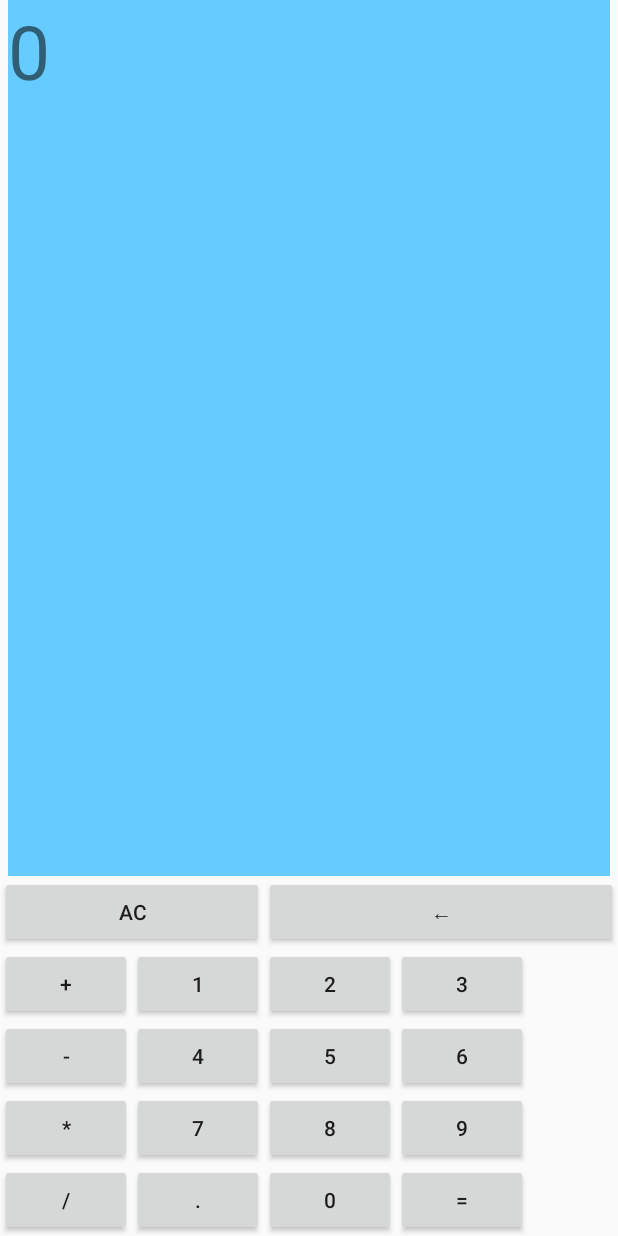
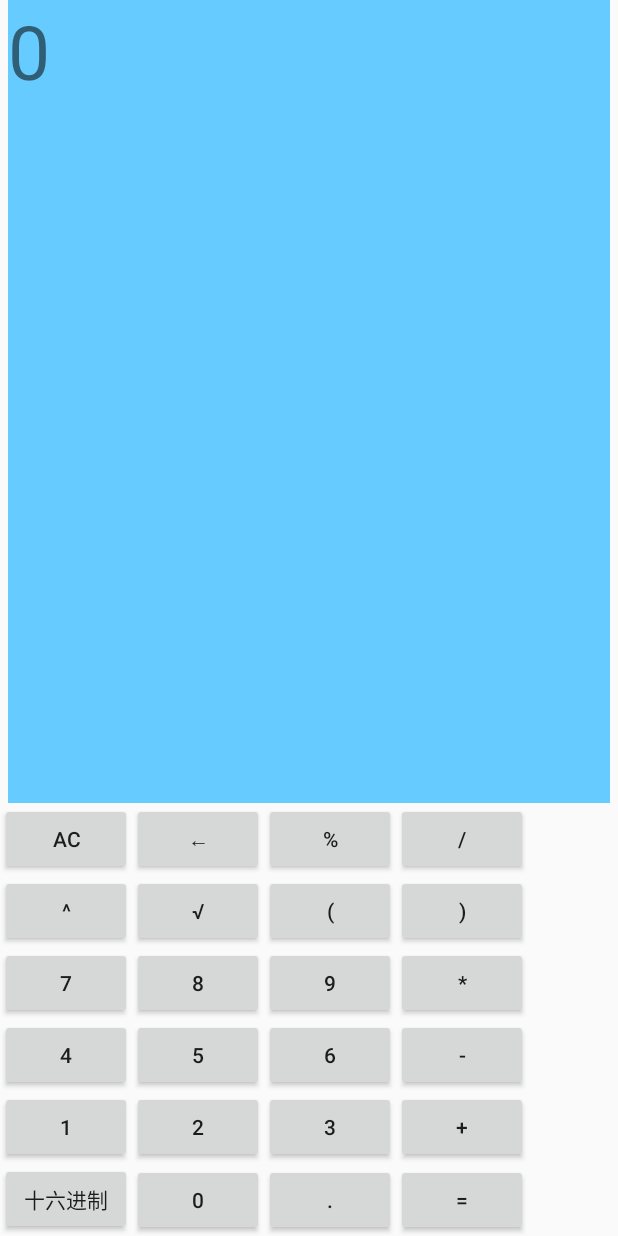
Before and after one commit to HuangYL0009/Calculator0327, an Android app: the screen it shows after launch (MainActivity), on a phone screen of 412 x 824 dp. Run offline under Robolectric (Android 15) with nearby library versions, the phone set to English and light mode, and no system bars; our stand-ins replace navigation-ui.

Commit message:
added some buttons

```diff
--- a/app/src/main/java/com/example/calculator0327/MainActivity.java
+++ b/app/src/main/java/com/example/calculator0327/MainActivity.java
@@ -175,6 +175,7 @@ public class MainActivity extends AppCompatActivity {
                 break;
             default:
                 Log.e("MainActivity","ERROR");
+                break;
         }
     }
     @Override
--- a/app/src/main/res/layout/activity_main.xml
+++ b/app/src/main/res/layout/activity_main.xml
@@ -15,7 +15,7 @@
             android:layout_centerHorizontal="true"
             android:columnCount="4"
             android:orientation="horizontal"
-            android:rowCount="6" >
+            android:rowCount="7" >
 
         <TextView
                 android:id="@+id/inputText"
@@ -30,21 +30,81 @@
         <Button
                 android:id="@+id/btn_ac"
                 android:onClick="onClick"
-                android:layout_columnSpan="2"
+
                 android:layout_gravity="fill_horizontal"
                 android:text="AC" />
 
         <Button
                 android:id="@+id/btn_back"
                 android:onClick="onClick"
-                android:layout_columnSpan="2"
+
                 android:layout_gravity="fill_horizontal"
                 android:text="←" />
+        <Button
+                android:id="@+id/btn_mod"
+                android:onClick="onClick"
+                android:text="%" />
 
         <Button
-                android:id="@+id/btn_add"
+                android:id="@+id/btn_divide"
                 android:onClick="onClick"
-                android:text="+"/>
+                android:text="/" />
+
+        <Button
+                android:id="@+id/btn_power"
+                android:onClick="onClick"
+                android:text="^" />
+        <Button
+                android:id="@+id/btn_evo"
+                android:onClick="onClick"
+                android:text="√" />
+        <Button
+                android:id="@+id/btn_lbr"
+                android:onClick="onClick"
+                android:text="(" />
+        <Button
+                android:id="@+id/btn_rbr"
+                android:onClick="onClick"
+                android:text=")" />
+
+        <Button
+                android:id="@+id/btn_7"
+                android:onClick="onClick"
+                android:text="7" />
+
+        <Button
+                android:id="@+id/btn_8"
+                android:onClick="onClick"
+                android:text="8" />
+        <Button
+                android:id="@+id/btn_9"
+                android:onClick="onClick"
+                android:text="9" />
+
+        <Button
+                android:id="@+id/btn_multi"
+                android:onClick="onClick"
+                android:text="*" />
+        <Button
+                android:id="@+id/btn_4"
+                android:onClick="onClick"
+                android:text="4" />
+
+        <Button
+                android:id="@+id/btn_5"
+                android:onClick="onClick"
+                android:text="5" />
+
+        <Button
+                android:id="@+id/btn_6"
+                android:onClick="onClick"
+                android:text="6" />
+
+
+        <Button
+                android:id="@+id/btn_subtract"
+                android:onClick="onClick"
+                android:text="-" />
 
         <Button
                 android:id="@+id/btn_1"
@@ -62,64 +122,29 @@
                 android:text="3"/>
 
         <Button
-                android:id="@+id/btn_subtract"
+                android:id="@+id/btn_add"
                 android:onClick="onClick"
-                android:text="-" />
-
+                android:text="+"/>
         <Button
-                android:id="@+id/btn_4"
+                android:id="@+id/btn_16"
                 android:onClick="onClick"
-                android:text="4" />
-
+                android:text="十六进制" />
         <Button
-                android:id="@+id/btn_5"
+                android:id="@+id/btn_0"
                 android:onClick="onClick"
-                android:text="5" />
-
-        <Button
-                android:id="@+id/btn_6"
-                android:onClick="onClick"
-                android:text="6" />
-
-        <Button
-                android:id="@+id/btn_multi"
-                android:onClick="onClick"
-                android:text="*" />
-
-        <Button
-                android:id="@+id/btn_7"
-                android:onClick="onClick"
-                android:text="7" />
-
-        <Button
-                android:id="@+id/btn_8"
-                android:onClick="onClick"
-                android:text="8" />
-
-        <Button
-                android:id="@+id/btn_9"
-                android:onClick="onClick"
-                android:text="9" />
-
-        <Button
-                android:id="@+id/btn_divide"
-                android:onClick="onClick"
-                android:text="/" />
-
+                android:text="0" />
         <Button
                 android:id="@+id/btn_dot"
                 android:onClick="onClick"
                 android:text="." />
 
-        <Button
-                android:id="@+id/btn_0"
-                android:onClick="onClick"
-                android:text="0" />
 
         <Button
                 android:id="@+id/btn_eql"
+
                 android:onClick="onClick"
                 android:text="=" />
+
 
     </GridLayout>
 <!--
```
